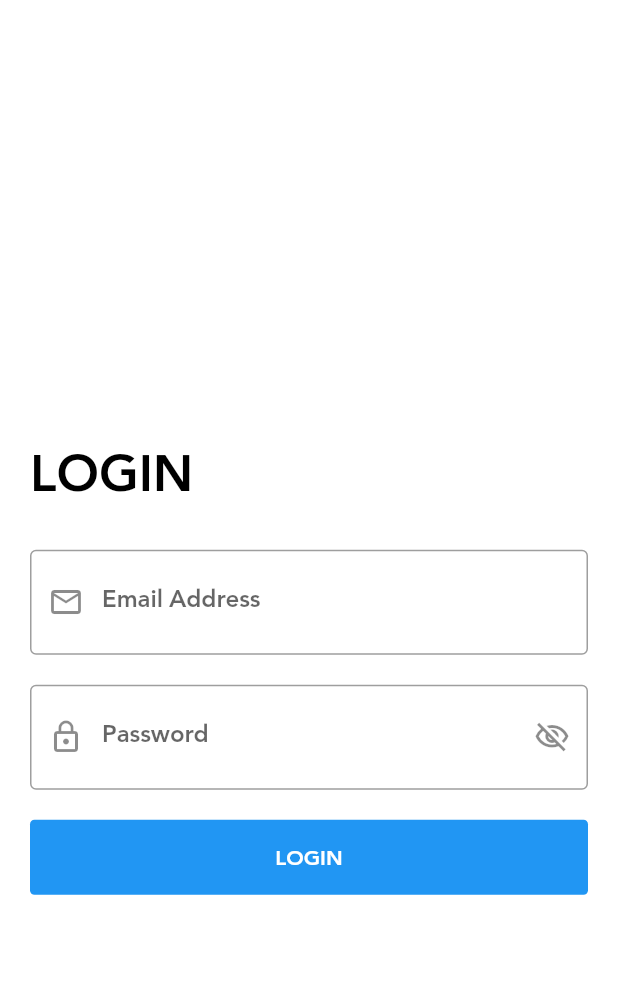
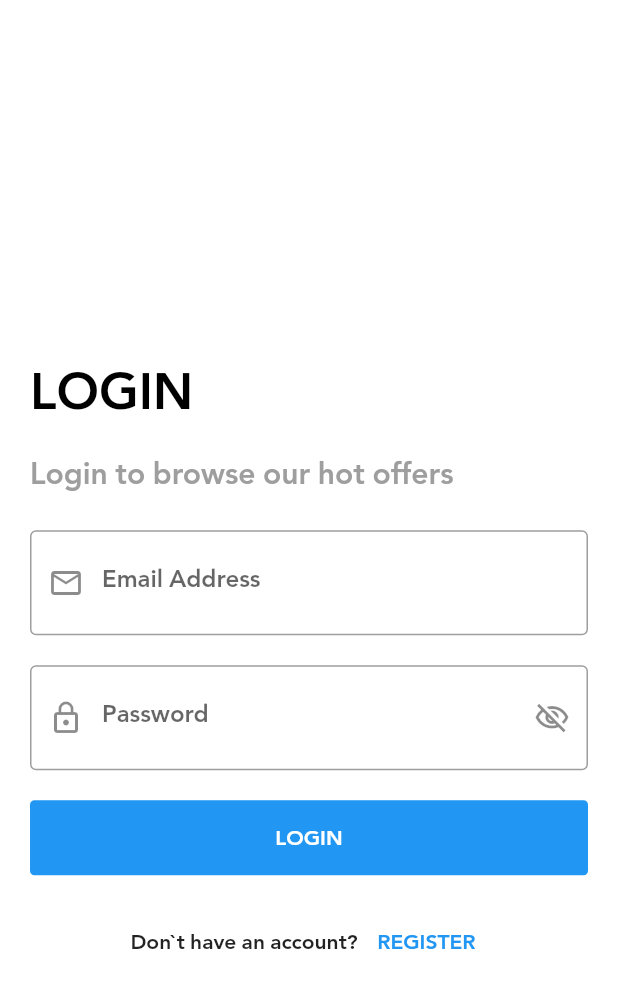
Before and after one commit to MoatazZewin/ecommerce_app, a Flutter app: the OnBoardingScreen screen opened directly, after a tap on the "arrow forward ios" icon, after a tap on "SKIP", on a phone screen of 412 x 824 dp. Shown: the top 988 px of the screen. Run offline on Flutter 3.47's test engine with Material 2 defaults, Android fonts, the phone set to English and light mode, and no system bars; our stand-ins replace bloc, dio, flutter_bloc, fluttertoast, shared_preferences, smooth_page_indicator; accounts and stored records are empty.

```diff
--- a/lib/modules/login/cubit/login_states.dart
+++ b/lib/modules/login/cubit/login_states.dart
@@ -1,9 +1,14 @@
+import 'package:ecommerce_app/models/login_model.dart';
+
 abstract class LoginStates{}
 
 class LoginInitialState extends LoginStates{}
 
 class LoginLoadingState extends LoginStates{}
-class LoginSucessState extends LoginStates{}
+class LoginSucessState extends LoginStates{
+  LoginModel loginModel;
+  LoginSucessState(this.loginModel);
+}
 class LoginErorrState extends LoginStates{
   final String erorr;
   LoginErorrState(this.erorr);
--- a/lib/modules/login/login_screen.dart
+++ b/lib/modules/login/login_screen.dart
@@ -1,8 +1,11 @@
 import 'package:ecommerce_app/modules/login/cubit/login_cubit.dart';
 import 'package:ecommerce_app/modules/login/cubit/login_states.dart';
 import 'package:ecommerce_app/shared/components/components.dart';
+import 'package:ecommerce_app/shared/network/local/cache_helper.dart';
 import 'package:flutter/material.dart';
 import 'package:flutter_bloc/flutter_bloc.dart';
+
+import '../../layout/home_screen.dart';
 
 class LoginScreen extends StatelessWidget {
   TextEditingController emailController = TextEditingController();
@@ -15,6 +18,20 @@ class LoginScreen extends StatelessWidget {
       create: (context) => LoginCubit(),
       child: BlocConsumer<LoginCubit, LoginStates>(
         listener: (context, state) {
+          if (state is LoginSucessState) {
+            print('state login ${state.loginModel.status}');
+            if (state.loginModel.status) {
+              print('message if is true ${state.loginModel.message}');
+              CacheHelper.setData(
+                      key: 'token', value: state.loginModel.data!.token)
+                  .then((value) {
+                navigateAndFinish(context: context, widget: HomeScreen());
+              });
+            } else {
+              showToast(
+                  message: state.loginModel.message, color: ToastState.EROERR);
+            }
+          }
         },
         builder: (context, state) => Scaffold(
           appBar: AppBar(),
@@ -32,6 +49,15 @@ class LoginScreen extends StatelessWidget {
                         'LOGIN',
                         style: Theme.of(context).textTheme.headline4!.copyWith(
                               color: Colors.black,
+                            ),
+                      ),
+                      SizedBox(
+                        height: 5.0,
+                      ),
+                      Text(
+                        'Login to browse our hot offers',
+                        style: Theme.of(context).textTheme.headline6!.copyWith(
+                              color: Colors.grey,
                             ),
                       ),
                       SizedBox(
@@ -69,22 +95,44 @@ class LoginScreen extends StatelessWidget {
                           obscure: LoginCubit.get(context).isScure,
                           validatorMethod: (value) {
                             if (value!.isEmpty) {
-                              return 'please enter the email';
+                              return 'the password is too short';
                             }
                           }),
                       SizedBox(
                         height: 20.0,
                       ),
-                      state is !LoginLoadingState? defaultButton(
+                      state is! LoginLoadingState
+                          ? defaultButton(
                               text: 'login',
                               onPressed: () {
-
                                 if (keyForm.currentState!.validate()) {
                                   LoginCubit.get(context).userLogin(
                                       email: emailController.text,
                                       password: passwordController.text);
                                 }
-                          }):Center(child: CircularProgressIndicator()),
+                              })
+                          : Center(child: CircularProgressIndicator()),
+                      SizedBox(
+                        height: 20.0,
+                      ),
+                      Row(
+                        mainAxisAlignment: MainAxisAlignment.center,
+                        children: [
+                          Text('Don\`t have an account?'),
+                          SizedBox(
+                            width: 5.0,
+                          ),
+                          TextButton(
+                            onPressed: () {},
+                            child: Text(
+                              'REGISTER',
+                              style: TextStyle(
+                                color: Colors.blue,
+                              ),
+                            ),
+                          )
+                        ],
+                      ),
                     ],
                   ),
                 ),
--- a/lib/modules/on_boarding/on_boarding_screen.dart
+++ b/lib/modules/on_boarding/on_boarding_screen.dart
@@ -3,6 +3,7 @@ import 'package:ecommerce_app/shared/components/components.dart';
 import 'package:flutter/material.dart';
 import 'package:smooth_page_indicator/smooth_page_indicator.dart';
 
+import '../../shared/network/local/cache_helper.dart';
 import '../../shared/styles/colors.dart';
 
 class OnBoardingModel {
@@ -32,6 +33,14 @@ class OnBoardingScreen extends StatelessWidget {
         image: 'assets/images/onboard_1.jpg'),
   ];
 
+  void onSubmit(context) {
+    CacheHelper.setData(key: 'onBoarding', value: true).then((value) {
+      if (value) {
+        navigateAndFinish(context: context, widget: LoginScreen());
+      }
+    });
+  }
+
   @override
   Widget build(BuildContext context) {
     return Scaffold(
@@ -39,7 +48,7 @@ class OnBoardingScreen extends StatelessWidget {
         actions: [
           TextButton(
             onPressed: () {
-              navigateAndFinish(context: context, widget: LoginScreen());
+              onSubmit(context);
             },
             child: Text(
               'SKIP',
@@ -87,8 +96,7 @@ class OnBoardingScreen extends StatelessWidget {
                 FloatingActionButton(
                   onPressed: () {
                     if (isLast) {
-                      navigateAndFinish(
-                          context: context, widget: LoginScreen());
+                      onSubmit(context);
                     } else {
                       pageController.nextPage(
                           duration: Duration(milliseconds: 750),
--- /dev/null
+++ b/lib/shared/network/local/cache_helper.dart
@@ -0,0 +1,31 @@
+import 'package:shared_preferences/shared_preferences.dart';
+
+class CacheHelper {
+  static late SharedPreferences sharedPreferences;
+
+  static init() async {
+    sharedPreferences = await SharedPreferences.getInstance();
+  }
+
+  static dynamic getData({required String key}) {
+    return sharedPreferences.get(key);
+  }
+
+  static Future<bool> setData({
+    required String key,
+    required dynamic value,
+  }) async {
+    if (value is String) return await sharedPreferences.setString(key, value);
+    if (value is bool) return await sharedPreferences.setBool(key, value);
+    if (value is double)
+      return await sharedPreferences.setDouble(key, value);
+    else
+      return await sharedPreferences.setInt(key, value);
+  }
+
+  static Future<bool> remove({
+    required String key,
+  }) async {
+    return await sharedPreferences.remove(key);
+  }
+}
--- a/pubspec.yaml
+++ b/pubspec.yaml
@@ -39,6 +39,8 @@ dependencies:
   dio: ^4.0.6
   flutter_bloc: ^8.1.1
   bloc: ^8.1.0
+  fluttertoast: ^8.0.9
+  shared_preferences: ^2.0.15
 
 dev_dependencies:
   flutter_test:
```
Also changed, not shown: lib/layout/home_screen.dart (added, +26 -0 lines), lib/main.dart (+24 -7 lines), lib/models/login_model.dart (added, +32 -0 lines), lib/modules/login/cubit/login_cubit.dart (+16 -16 lines), lib/shared/components/components.dart (+32 -0 lines), pubspec.lock, 1 other file. Lines whose indentation alone changed are shown as unchanged.
